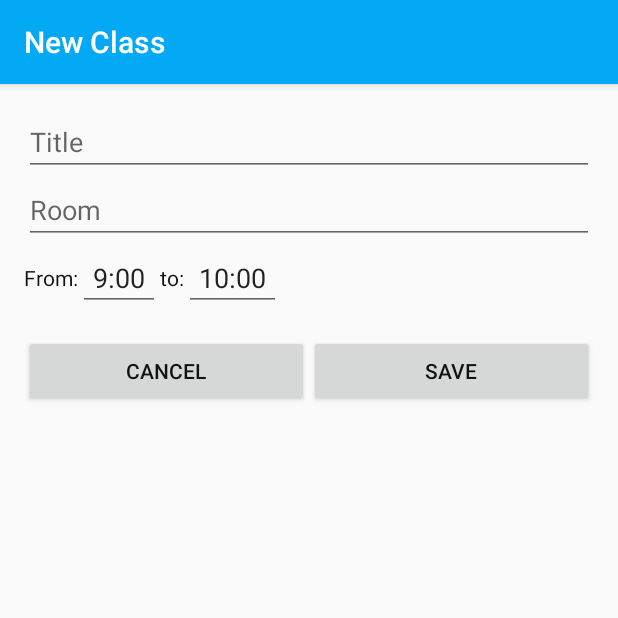
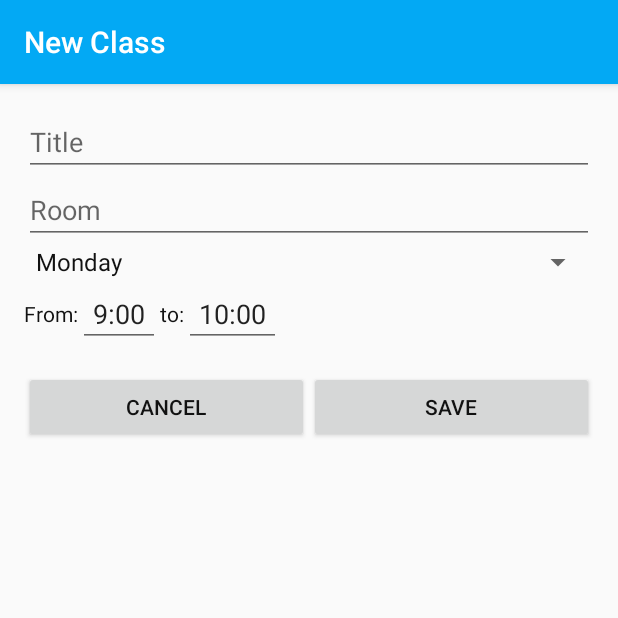
Before and after one commit to aidangrabe/student-wear-app, an Android app: the fragment NewClassFragment placed in its activity, on a phone screen of 412 x 824 dp, the top half of it. Run offline under Robolectric (Android 15) with nearby library versions, the phone set to English and light mode, and no system bars; libraries missing offline, so code that uses them is left out: cn.pedant.

Commit message:
Add Day Spinner to New Class Fragment

```diff
--- a/mobile/src/main/java/com/aidangrabe/studentapp/fragments/NewClassFragment.java
+++ b/mobile/src/main/java/com/aidangrabe/studentapp/fragments/NewClassFragment.java
@@ -6,8 +6,12 @@ import android.os.Bundle;
 import android.view.LayoutInflater;
 import android.view.View;
 import android.view.ViewGroup;
+import android.widget.AdapterView;
+import android.widget.ArrayAdapter;
 import android.widget.Button;
 import android.widget.EditText;
+import android.widget.Spinner;
+import android.widget.SpinnerAdapter;
 import android.widget.Toast;
 
 import com.aidangrabe.studentapp.R;
@@ -24,6 +28,8 @@ import cn.pedant.SweetAlert.SweetAlertDialog;
  */
 public class NewClassFragment extends Fragment {
 
+    private int mDayOfWeek;
+    private ArrayAdapter<String> mDaySpinnerAdapter;
     private EditText mNameEditText, mLocationEditText;
     private TimeEditText mFromEditText, mToEditText;
     private Button mSaveButton, mCancelButton;
@@ -59,6 +65,30 @@ public class NewClassFragment extends Fragment {
         mNameEditText = (EditText) view.findViewById(R.id.class_title);
         mLocationEditText = (EditText) view.findViewById(R.id.class_room);
 
+        mDaySpinnerAdapter = new ArrayAdapter<String>(getActivity(), android.R.layout.simple_spinner_item);
+        mDaySpinnerAdapter.setDropDownViewResource(android.R.layout.simple_spinner_dropdown_item);
+        Spinner spinner = (Spinner) view.findViewById(R.id.day_spinner);
+        spinner.setAdapter(mDaySpinnerAdapter);
+        spinner.setOnItemSelectedListener(new AdapterView.OnItemSelectedListener() {
+            @Override
+            public void onItemSelected(AdapterView<?> parent, View view, int position, long id) {
+                mDayOfWeek = position;
+            }
+
+            @Override
+            public void onNothingSelected(AdapterView<?> parent) {
+                // do nothing
+            }
+        });
+        mDaySpinnerAdapter.add("Monday");
+        mDaySpinnerAdapter.add("Tuesday");
+        mDaySpinnerAdapter.add("Wednesday");
+        mDaySpinnerAdapter.add("Thursday");
+        mDaySpinnerAdapter.add("Friday");
+        mDaySpinnerAdapter.add("Saturday");
+        mDaySpinnerAdapter.add("Sunday");
+        mDaySpinnerAdapter.notifyDataSetChanged();
+
         mCancelButton = (Button) view.findViewById(R.id.cancel_button);
         mSaveButton = (Button) view.findViewById(R.id.save_button);
 
@@ -80,7 +110,7 @@ public class NewClassFragment extends Fragment {
         mToEditText.parseTime();
 
         // create a new Lecture
-        Lecture lecture = new Lecture(mNameEditText.getText().toString(), mLocationEditText.getText().toString(),
+        Lecture lecture = new Lecture(mNameEditText.getText().toString(), mLocationEditText.getText().toString(), mDayOfWeek,
                 mFromEditText.getHourOfDay(), mFromEditText.getMinutes(), mToEditText.getHourOfDay(), mToEditText.getMinutes());
 
         try {
--- a/mobile/src/main/res/layout/fragment_new_class.xml
+++ b/mobile/src/main/res/layout/fragment_new_class.xml
@@ -17,6 +17,13 @@
         android:layout_height="wrap_content"
         android:imeOptions="actionNext"
         android:hint="@string/class_room" />
+
+    <Spinner
+        android:id="@+id/day_spinner"
+        android:layout_width="match_parent"
+        android:layout_height="wrap_content">
+
+        </Spinner>
 
     <LinearLayout
         android:layout_width="match_parent"
```
Also changed, not shown: mobile/src/main/java/com/aidangrabe/studentapp/models/Lecture.java (+12 -2 lines).
